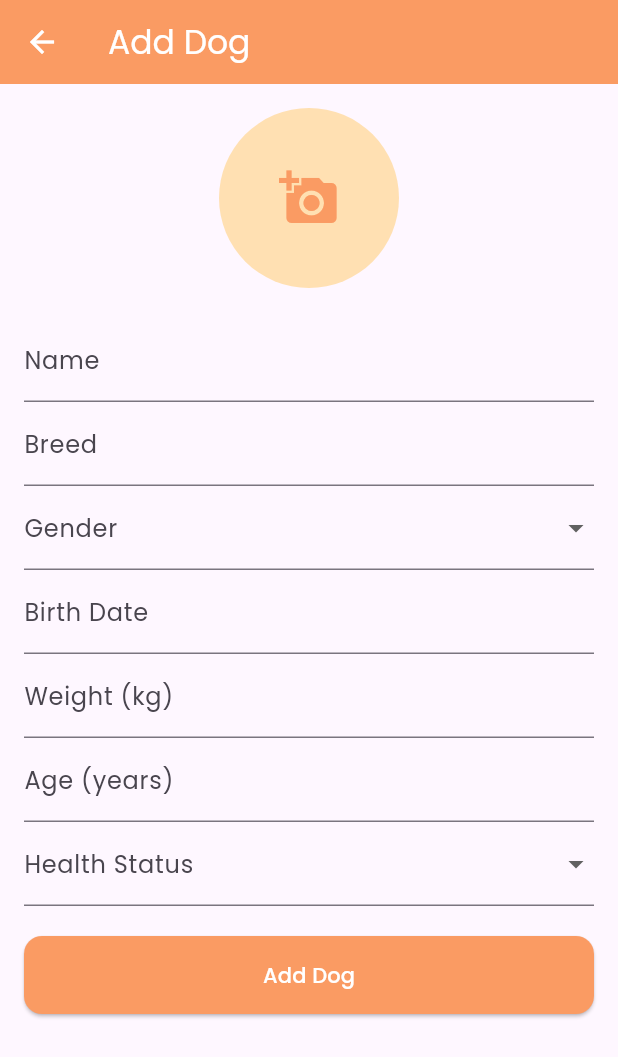
After one commit to kaz-paolo/dog_tracker, a Flutter app: the AddDogScreen screen opened directly, on a phone screen of 412 x 824 dp. The commit adds this screen. Shown: the top 1057 px of the screen. Run offline on Flutter 3.47's test engine with Material 3 defaults, Android fonts, the phone set to English and light mode, and no system bars; our stand-ins replace google_fonts, image_picker.

Commit message:
[Leanne] Added Dog Profile Screen and Add Dog Screen. Ongoing issue with importing images from adding dogs

```diff
--- /dev/null
+++ b/lib/add_dog_screen.dart
@@ -0,0 +1,237 @@
+import 'dart:io';
+import 'package:flutter/foundation.dart';
+import 'package:flutter/material.dart';
+import 'package:flutter/services.dart';
+import 'package:image_picker/image_picker.dart';
+import 'dog.dart';
+
+class AddDogScreen extends StatefulWidget {
+  const AddDogScreen({super.key});
+
+  @override
+  State<AddDogScreen> createState() => _AddDogScreenState();
+}
+
+class _AddDogScreenState extends State<AddDogScreen> {
+  final _formKey = GlobalKey<FormState>();
+  final nameController = TextEditingController();
+  final breedController = TextEditingController();
+  final birthDateController = TextEditingController();
+  final weightController = TextEditingController();
+  final ageController = TextEditingController();
+
+  String? _selectedGender;
+  String? _selectedHealth;
+  String? _imagePath;
+
+  final List<String> genders = ['Male', 'Female'];
+  final List<String> healthStatuses = ['Healthy', 'Sick', 'In Treatment'];
+
+  @override
+  void initState() {
+    super.initState();
+
+    weightController.addListener(() {
+      final raw = weightController.text.replaceAll(RegExp(r'\D'), '');
+      if (raw.isNotEmpty && !weightController.text.contains('kg')) {
+        weightController.value = TextEditingValue(
+          text: '$raw kg',
+          selection: TextSelection.collapsed(offset: '$raw kg'.length),
+        );
+      }
+    });
+
+    ageController.addListener(() {
+      final raw = ageController.text.replaceAll(RegExp(r'\D'), '');
+      if (raw.isNotEmpty &&
+          !(ageController.text.contains('yr') ||
+              ageController.text.contains('yrs'))) {
+        final suffix = raw == '1' ? 'yr' : 'yrs';
+        ageController.value = TextEditingValue(
+          text: '$raw $suffix',
+          selection: TextSelection.collapsed(offset: '$raw $suffix'.length),
+        );
+      }
+    });
+  }
+
+  Future<void> _pickImage() async {
+    final picker = ImagePicker();
+    final pickedFile = await picker.pickImage(source: ImageSource.gallery);
+
+    if (pickedFile != null) {
+      setState(() {
+        _imagePath = kIsWeb ? pickedFile.path : pickedFile.path;
+      });
+    }
+  }
+
+  Future<void> _pickBirthDate() async {
+    final picked = await showDatePicker(
+      context: context,
+      initialDate: DateTime(2025),
+      firstDate: DateTime(2025),
+      lastDate: DateTime.now(),
+      builder: (context, child) {
+        return Theme(
+          data: ThemeData.light().copyWith(
+            colorScheme: const ColorScheme.light(
+              primary: Color(0xFFFA9B63),
+              onPrimary: Colors.white,
+              surface: Colors.white,
+              onSurface: Colors.black,
+            ),
+            dialogTheme: const DialogThemeData(backgroundColor: Colors.white),
+          ),
+          child: child!,
+        );
+      },
+    );
+    if (picked != null) {
+      birthDateController.text =
+          "${picked.year}-${picked.month.toString().padLeft(2, '0')}-${picked.day.toString().padLeft(2, '0')}";
+    }
+  }
+
+  void _submitDog() {
+    if (_formKey.currentState!.validate() && _imagePath != null) {
+      final rawWeight = weightController.text.replaceAll(RegExp(r'\D'), '');
+      final rawAge = ageController.text.replaceAll(RegExp(r'\D'), '');
+      final ageSuffix = rawAge == '1' ? 'yr' : 'yrs';
+
+      final newDog = Dog(
+        name: nameController.text,
+        breed: breedController.text,
+        gender: _selectedGender ?? '',
+        imagePath: _imagePath!,
+        birthDate: birthDateController.text,
+        weight: '$rawWeight kg',
+        age: '$rawAge $ageSuffix',
+        health: _selectedHealth ?? '',
+      );
+
+      Navigator.pop(context, newDog);
+    } else if (_imagePath == null) {
+      ScaffoldMessenger.of(context).showSnackBar(
+        const SnackBar(content: Text('Please upload an image.')),
+      );
+    }
+  }
+
+  @override
+  Widget build(BuildContext context) {
+    return Scaffold(
+      appBar: AppBar(
+        title: const Text("Add Dog"),
+        backgroundColor: const Color(0xFFFA9B63),
+        foregroundColor: Colors.white,
+      ),
+      body: Padding(
+        padding: const EdgeInsets.all(16),
+        child: Form(
+          key: _formKey,
+          child: ListView(
+            children: [
+              GestureDetector(
+                onTap: _pickImage,
+                child: CircleAvatar(
+                  radius: 60,
+                  backgroundColor: Colors.orange.shade100,
+                  backgroundImage: _imagePath != null && _imagePath!.isNotEmpty
+                      ? (kIsWeb
+                          ? NetworkImage(_imagePath!)
+                          : FileImage(File(_imagePath!))) as ImageProvider
+                      : null,
+                  child: _imagePath == null || _imagePath!.isEmpty
+                      ? const Icon(Icons.add_a_photo,
+                          size: 40, color: Color(0xFFFA9B63))
+                      : null,
+                ),
+              ),
+              const SizedBox(height: 20),
+              TextFormField(
+                controller: nameController,
+                decoration: const InputDecoration(labelText: 'Name'),
+                validator: (value) =>
+                    value == null || value.isEmpty ? 'Required' : null,
+              ),
+              TextFormField(
+                controller: breedController,
+                decoration: const InputDecoration(labelText: 'Breed'),
+                validator: (value) =>
+                    value == null || value.isEmpty ? 'Required' : null,
+              ),
+              DropdownButtonFormField<String>(
+                value: _selectedGender,
+                decoration: const InputDecoration(labelText: 'Gender'),
+                items: genders
+                    .map((g) => DropdownMenuItem(value: g, child: Text(g)))
+                    .toList(),
+                onChanged: (value) {
+                  setState(() {
+                    _selectedGender = value;
+                  });
+                },
+                validator: (value) => value == null ? 'Required' : null,
+              ),
+              TextFormField(
+                controller: birthDateController,
+                readOnly: true,
+                onTap: _pickBirthDate,
+                decoration: const InputDecoration(labelText: 'Birth Date'),
+                validator: (value) =>
+                    value == null || value.isEmpty ? 'Required' : null,
+              ),
+              TextFormField(
+                controller: weightController,
+                decoration: const InputDecoration(labelText: 'Weight (kg)'),
+                keyboardType: TextInputType.number,
+                inputFormatters: [FilteringTextInputFormatter.digitsOnly],
+                validator: (value) =>
+                    value == null || value.replaceAll(RegExp(r'\D'), '').isEmpty
+                        ? 'Required'
+                        : null,
+              ),
+              TextFormField(
+                controller: ageController,
+                decoration: const InputDecoration(labelText: 'Age (years)'),
+                keyboardType: TextInputType.number,
+                inputFormatters: [FilteringTextInputFormatter.digitsOnly],
+                validator: (value) =>
+                    value == null || value.replaceAll(RegExp(r'\D'), '').isEmpty
+                        ? 'Required'
+                        : null,
+              ),
+              DropdownButtonFormField<String>(
+                value: _selectedHealth,
+                decoration: const InputDecoration(labelText: 'Health Status'),
+                items: healthStatuses
+                    .map((h) => DropdownMenuItem(value: h, child: Text(h)))
+                    .toList(),
+                onChanged: (value) {
+                  setState(() {
+                    _selectedHealth = value;
+                  });
+                },
+                validator: (value) => value == null ? 'Required' : null,
+              ),
+              const SizedBox(height: 20),
+              ElevatedButton(
+                style: ElevatedButton.styleFrom(
+                  backgroundColor: const Color(0xFFFA9B63),
+                  foregroundColor: Colors.white,
+                  padding: const EdgeInsets.symmetric(vertical: 16),
+                  shape: RoundedRectangleBorder(
+                    borderRadius: BorderRadius.circular(12),
+                  ),
+                ),
+                onPressed: _submitDog,
+                child: const Text("Add Dog"),
+              ),
+            ],
+          ),
+        ),
+      ),
+    );
+  }
+}
--- /dev/null
+++ b/lib/dog.dart
@@ -0,0 +1,21 @@
+class Dog {
+  final String name;
+  final String breed;
+  final String gender;
+  final String imagePath;
+  final String birthDate;
+  final String weight;
+  final String age;
+  final String health;
+
+  Dog({
+    required this.name,
+    required this.breed,
+    required this.gender,
+    required this.imagePath,
+    required this.birthDate,
+    required this.weight,
+    required this.age,
+    required this.health,
+  });
+}
--- a/lib/dog_list_screen.dart
+++ b/lib/dog_list_screen.dart
@@ -1,5 +1,8 @@
 import 'package:flutter/material.dart';
 import 'package:google_fonts/google_fonts.dart';
+import 'add_dog_screen.dart';
+import 'dog.dart';
+import 'dog_profile_screen.dart';
 
 void main() {
   runApp(
@@ -20,50 +23,83 @@ class DogListScreen extends StatefulWidget {
 class _DogListScreenState extends State<DogListScreen> {
   final TextEditingController _searchController = TextEditingController();
 
+  Future<void> _goToAddDogScreen() async {
+    final newDog = await Navigator.push(
+      context,
+      MaterialPageRoute(builder: (context) => const AddDogScreen()),
+    );
+
+    if (newDog != null && newDog is Dog) {
+      setState(() {
+        allDogs.add(newDog);
+        _filterDogs(); // To reapply the search filter, if any
+      });
+    }
+  }
+
   // List of all dogs
-  final List<DogCard> allDogs = const [
-    DogCard(
+  final List<Dog> allDogs = [
+    Dog(
       name: 'Kkuma',
       breed: 'Maltese',
       gender: 'F',
       imagePath: 'assets/images/kkuma.png',
+      birthDate: 'Jan 10, 2020',
+      weight: '3.5 kg',
+      age: '5 yrs',
+      health: 'Healthy',
     ),
-    DogCard(
+    Dog(
       name: 'Latte',
       breed: 'Norwich Terrier',
       gender: 'M',
       imagePath: 'assets/images/latte.png',
+      birthDate: 'May 12, 2022',
+      weight: '5.1 kg',
+      age: '3 yrs',
+      health: 'Healthy',
     ),
-    DogCard(
+    Dog(
       name: 'Choco',
-      breed: 'Shitzu',
+      breed: 'Shitzhu',
       gender: 'F',
       imagePath: 'assets/images/choco.png',
+      birthDate: 'Dec 15, 2023',
+      weight: '4 kg',
+      age: '5 yrs',
+      health: 'Healthy',
     ),
-    DogCard(
+    Dog(
       name: 'Sophia',
-      breed: 'Shitzu',
+      breed: 'Mini Pinscher',
       gender: 'F',
       imagePath: 'assets/images/sophia.png',
+      birthDate: 'February 26, 2012',
+      weight: '8 kg',
+      age: '12 yrs',
+      health: 'Healthy',
     ),
   ];
 
   // Filtered Dog list based on search
-  List<DogCard> filteredDogs = [];
+  List<Dog> filteredDogs = [];
 
   @override
   void initState() {
     super.initState();
-    filteredDogs = allDogs;
+    filteredDogs = allDogs.cast<Dog>();
     _searchController.addListener(_filterDogs);
   }
 
   void _filterDogs() {
     final query = _searchController.text.toLowerCase();
     setState(() {
-      filteredDogs = allDogs.where((dog) {
-        return dog.name.toLowerCase().contains(query);
-      }).toList();
+      filteredDogs = allDogs
+          .where((dog) {
+            return dog.name.toLowerCase().contains(query);
+          })
+          .cast<Dog>()
+          .toList();
     });
   }
 
@@ -148,32 +184,40 @@ class _DogListScreenState extends State<DogListScreen> {
                   mainAxisSpacing: 16,
                   crossAxisSpacing: 16,
                   childAspectRatio: 0.75,
-                  children: filteredDogs,
+                  children: filteredDogs.map((dog) {
+                    return GestureDetector(
+                      onTap: () {
+                        Navigator.push(
+                          context,
+                          MaterialPageRoute(
+                            builder: (context) => DogProfileScreen(dog: dog),
+                          ),
+                        );
+                      },
+                      child: DogCard(dog: dog),
+                    );
+                  }).toList(),
                 ),
               ),
             ],
           ),
         ),
       ),
+
+      floatingActionButton: FloatingActionButton(
+        onPressed: _goToAddDogScreen,
+        backgroundColor: Color(0xFFFA9B63),
+        child: const Icon(Icons.add),
+      ),
     );
   }
 }
 
 class DogCard extends StatelessWidget {
-  final String name;
-  final String breed;
-  final String gender;
-  final String imagePath;
+  final Dog dog;
 
-  const DogCard({
-    super.key,
-    required this.name,
-    required this.breed,
-    required this.gender,
-    required this.imagePath,
-  });
+  const DogCard({super.key, required this.dog});
 
-// Dogs
   @override
   Widget build(BuildContext context) {
     return Container(
@@ -199,7 +243,7 @@ class DogCard extends StatelessWidget {
               child: Container(
                 color: const Color(0xFFFFDCAA),
                 child: Image.asset(
-                  imagePath,
+                  dog.imagePath,
                   fit: BoxFit.cover,
                   width: double.infinity,
                 ),
@@ -210,12 +254,11 @@ class DogCard extends StatelessWidget {
             padding: const EdgeInsets.symmetric(horizontal: 12.0, vertical: 8),
             child: Column(
               children: [
-                // Dog Info
                 Row(
                   mainAxisAlignment: MainAxisAlignment.spaceBetween,
                   children: [
                     Text(
-                      name,
+                      dog.name,
                       style: GoogleFonts.poppins(
                         fontSize: 25,
                         fontWeight: FontWeight.bold,
@@ -230,10 +273,8 @@ class DogCard extends StatelessWidget {
                         borderRadius: BorderRadius.circular(28),
                       ),
                       child: Text(
-                        gender,
-                        style: GoogleFonts.poppins(
-                          fontSize: 16,
-                        ),
+                        dog.gender,
+                        style: GoogleFonts.poppins(fontSize: 16),
                       ),
                     ),
                   ],
@@ -242,7 +283,7 @@ class DogCard extends StatelessWidget {
                 Align(
                   alignment: Alignment.centerLeft,
                   child: Text(
-                    breed,
+                    dog.breed,
                     style: GoogleFonts.poppins(
                       fontSize: 14,
                       color: Colors.grey,
--- a/lib/main.dart
+++ b/lib/main.dart
@@ -16,6 +16,7 @@ class MyApp extends StatelessWidget {
       title: 'Dog Tracker',
       debugShowCheckedModeBanner: false,
       theme: ThemeData(
+          fontFamily: 'Poppins',
           colorScheme: ColorScheme.fromSeed(seedColor: Colors.deepPurple),
           useMaterial3: true,
           textTheme: GoogleFonts.poppinsTextTheme(
--- a/pubspec.yaml
+++ b/pubspec.yaml
@@ -28,6 +28,7 @@ environment:
 # the latest version available on pub.dev. To see which dependencies have newer
 # versions available, run `flutter pub outdated`.
 dependencies:
+  image_picker: ^1.1.2
   flutter:
     sdk: flutter
   google_fonts: ^6.2.1
```
Also changed, not shown: lib/dog_profile_screen.dart (added, +122 -0 lines), pubspec.lock, 5 other files.
